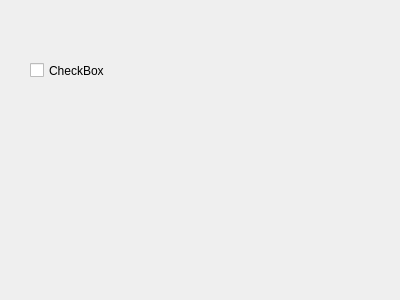
The window that codec-preview/codectabs/mjpegmanager.ui (pszopinski/codec-preview) describes before a commit, drawn with Qt 5.
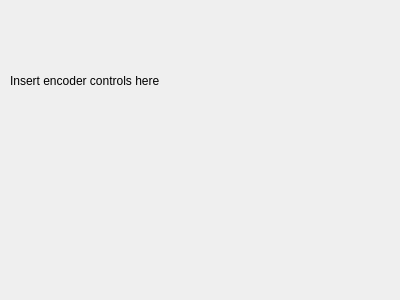
The same window after the commit.

Patch:
```diff
--- a/codec-preview/codectabs/mjpegmanager.ui
+++ b/codec-preview/codectabs/mjpegmanager.ui
@@ -13,17 +13,17 @@
   <property name="windowTitle">
    <string>Form</string>
   </property>
-  <widget class="QCheckBox" name="checkBox">
+  <widget class="QLabel" name="label">
    <property name="geometry">
     <rect>
-     <x>30</x>
-     <y>20</y>
-     <width>221</width>
-     <height>101</height>
+     <x>10</x>
+     <y>10</y>
+     <width>381</width>
+     <height>141</height>
     </rect>
    </property>
    <property name="text">
-    <string>CheckBox</string>
+    <string>Insert encoder controls here</string>
    </property>
   </widget>
  </widget>
```
